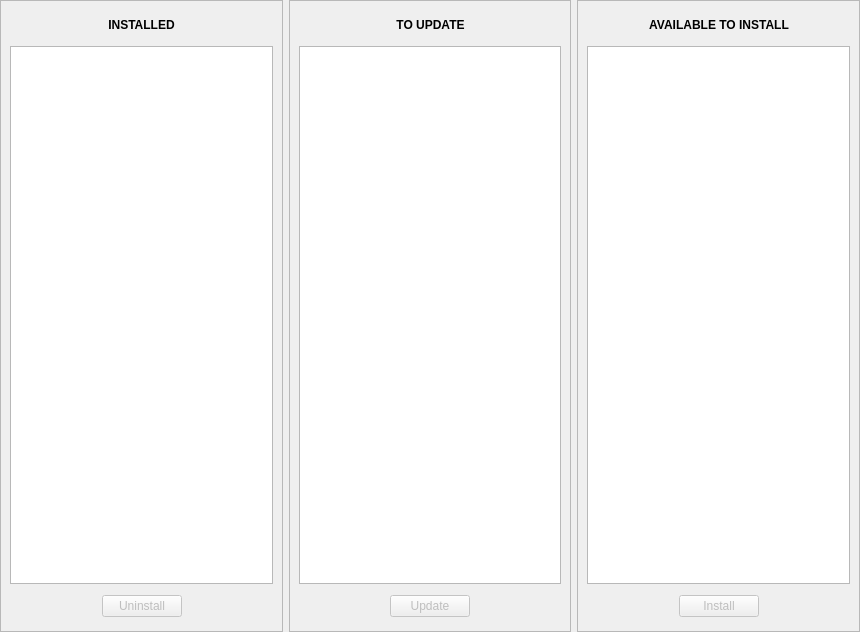
juliagoda/pak-gui, file src/mainwindowview.ui: the form before one commit.
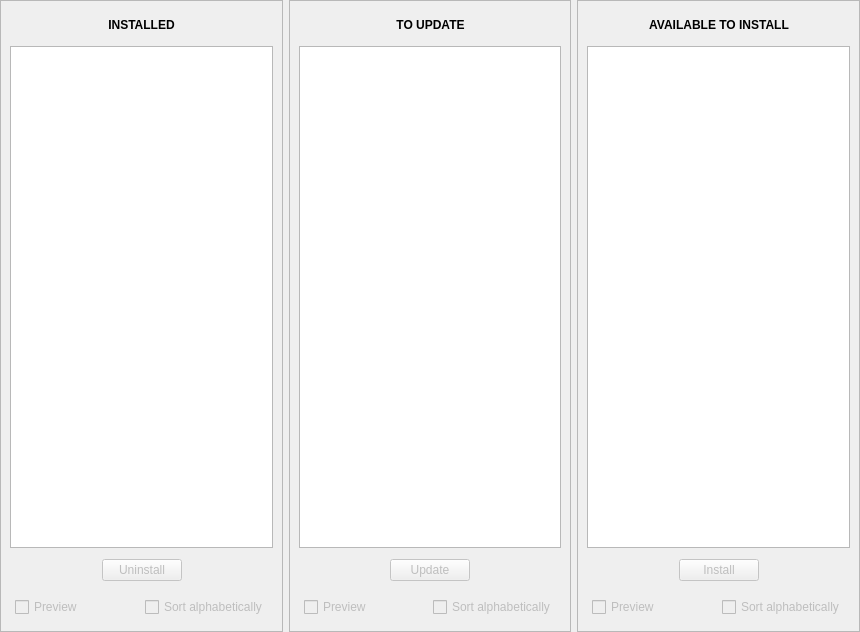
The form after the commit.

```diff
--- a/src/mainwindowview.ui
+++ b/src/mainwindowview.ui
@@ -161,6 +161,42 @@
            </item>
           </layout>
          </item>
+         <item>
+          <layout class="QHBoxLayout" name="horizontalLayout_5">
+           <property name="leftMargin">
+            <number>5</number>
+           </property>
+           <property name="topMargin">
+            <number>5</number>
+           </property>
+           <property name="rightMargin">
+            <number>5</number>
+           </property>
+           <property name="bottomMargin">
+            <number>5</number>
+           </property>
+           <item>
+            <widget class="QCheckBox" name="console_view_uninstall">
+             <property name="enabled">
+              <bool>false</bool>
+             </property>
+             <property name="text">
+              <string>Preview</string>
+             </property>
+            </widget>
+           </item>
+           <item>
+            <widget class="QCheckBox" name="sort_installed_packages">
+             <property name="enabled">
+              <bool>false</bool>
+             </property>
+             <property name="text">
+              <string>Sort alphabetically</string>
+             </property>
+            </widget>
+           </item>
+          </layout>
+         </item>
         </layout>
        </widget>
       </widget>
@@ -295,6 +331,42 @@
            </item>
           </layout>
          </item>
+         <item>
+          <layout class="QHBoxLayout" name="horizontalLayout_6">
+           <property name="leftMargin">
+            <number>5</number>
+           </property>
+           <property name="topMargin">
+            <number>5</number>
+           </property>
+           <property name="rightMargin">
+            <number>5</number>
+           </property>
+           <property name="bottomMargin">
+            <number>5</number>
+           </property>
+           <item>
+            <widget class="QCheckBox" name="console_view_update">
+             <property name="enabled">
+              <bool>false</bool>
+             </property>
+             <property name="text">
+              <string>Preview</string>
+             </property>
+            </widget>
+           </item>
+           <item>
+            <widget class="QCheckBox" name="sort_packages_to_update">
+             <property name="enabled">
+              <bool>false</bool>
+             </property>
+             <property name="text">
+              <string>Sort alphabetically</string>
+             </property>
+            </widget>
+           </item>
+          </layout>
+         </item>
         </layout>
        </widget>
       </widget>
@@ -429,6 +501,42 @@
            </item>
           </layout>
          </item>
+         <item>
+          <layout class="QHBoxLayout" name="horizontalLayout_7">
+           <property name="leftMargin">
+            <number>5</number>
+           </property>
+           <property name="topMargin">
+            <number>5</number>
+           </property>
+           <property name="rightMargin">
+            <number>5</number>
+           </property>
+           <property name="bottomMargin">
+            <number>5</number>
+           </property>
+           <item>
+            <widget class="QCheckBox" name="console_view_install">
+             <property name="enabled">
+              <bool>false</bool>
+             </property>
+             <property name="text">
+              <string>Preview</string>
+             </property>
+            </widget>
+           </item>
+           <item>
+            <widget class="QCheckBox" name="sort_available_packages">
+             <property name="enabled">
+              <bool>false</bool>
+             </property>
+             <property name="text">
+              <string>Sort alphabetically</string>
+             </property>
+            </widget>
+           </item>
+          </layout>
+         </item>
         </layout>
        </widget>
       </widget>
```
